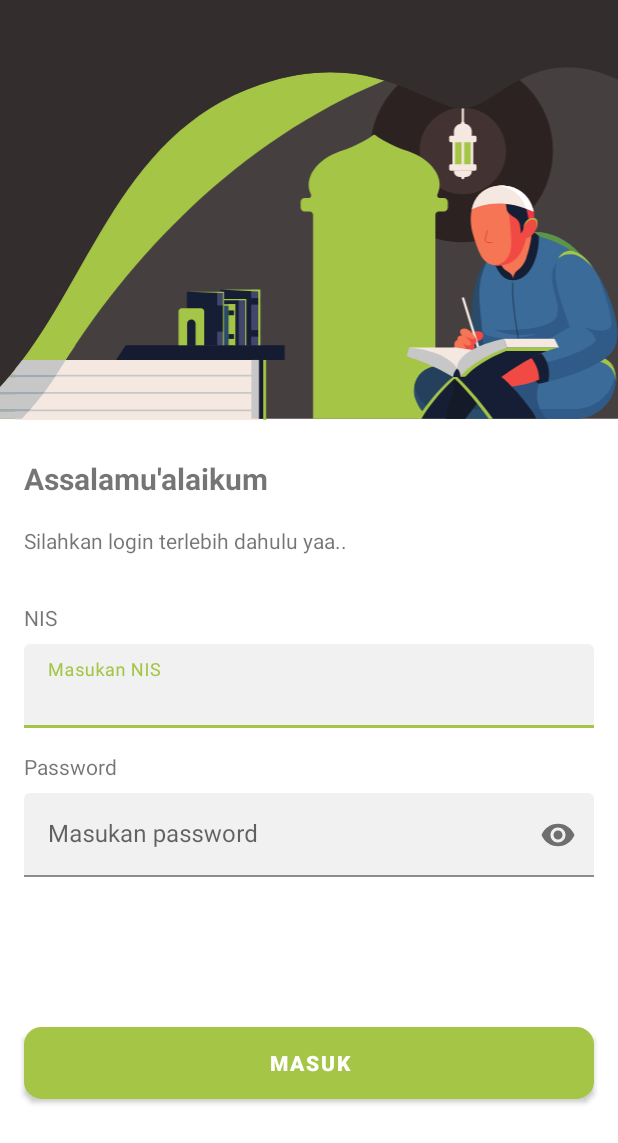
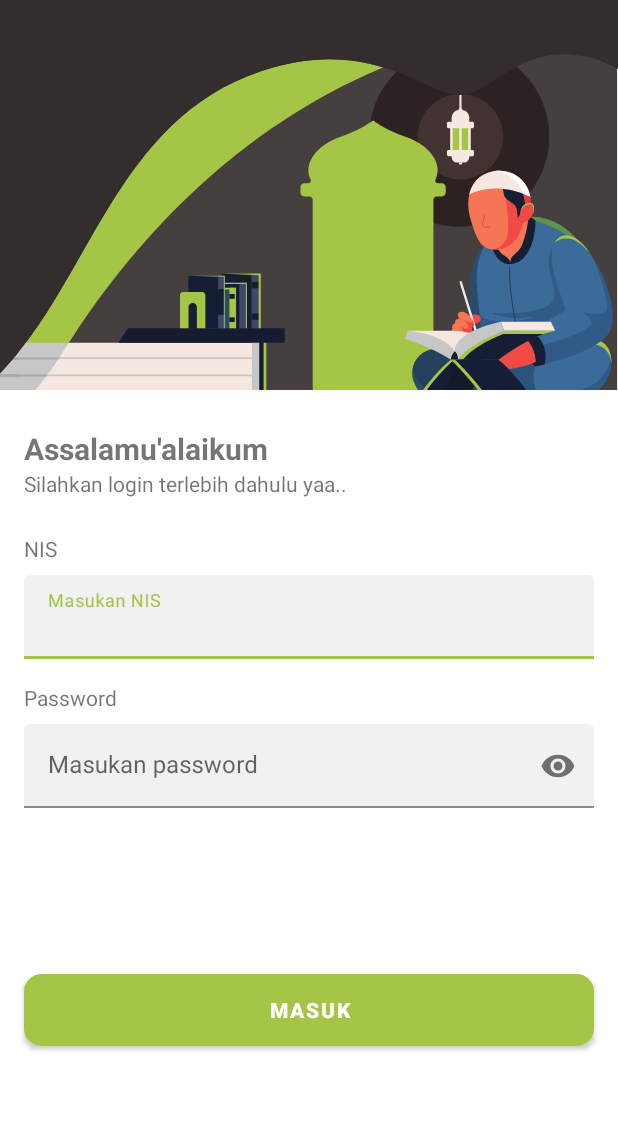
Before and after one commit to sandypriyatna/RQ-Connect, an Android app: the LoginActivity screen opened directly, with no data from a screen before it, on a phone screen of 412 x 824 dp. Shown: the top 1143 px of the screen. Run offline under Robolectric (Android 15) with nearby library versions, the phone set to English and light mode, and no system bars; our stand-ins replace data binding; libraries missing offline, so code that uses them is left out: org.kodein.di; 4 statements that could not run were skipped.

Commit message:
change activity login

```diff
--- a/app/src/main/res/layout/activity_login.xml
+++ b/app/src/main/res/layout/activity_login.xml
@@ -20,12 +20,13 @@
         <ImageView
             android:id="@+id/imageView2"
             android:layout_width="match_parent"
-            android:layout_height="280dp"
+            android:layout_height="260dp"
             android:scaleType="centerCrop"
             app:layout_constraintEnd_toEndOf="parent"
             app:layout_constraintStart_toStartOf="parent"
             app:layout_constraintTop_toTopOf="parent"
-            app:srcCompat="@drawable/ic_ilustrasi_login" />
+            app:srcCompat="@drawable/ic_ilustrasi_login"
+            tools:ignore="VectorDrawableCompat" />
 
         <TextView
             android:id="@+id/textView"
@@ -47,7 +48,7 @@
             android:layout_width="wrap_content"
             android:layout_height="wrap_content"
             android:layout_marginStart="16dp"
-            android:layout_marginTop="32dp"
+            android:layout_marginTop="24dp"
             android:text="NIS"
             app:layout_constraintEnd_toEndOf="parent"
             app:layout_constraintHorizontal_bias="0.0"
@@ -59,7 +60,6 @@
             android:layout_width="wrap_content"
             android:layout_height="wrap_content"
             android:layout_marginStart="16dp"
-            android:layout_marginTop="18dp"
             android:text="Silahkan login terlebih dahulu yaa.."
             app:layout_constraintEnd_toEndOf="parent"
             app:layout_constraintHorizontal_bias="0.0"
@@ -130,8 +130,8 @@
             android:id="@+id/materialButton"
             android:layout_width="match_parent"
             android:layout_height="wrap_content"
+            android:layout_marginTop="8dp"
             android:layout_marginStart="16dp"
-            android:layout_marginTop="32dp"
             android:layout_marginEnd="16dp"
             android:layout_marginBottom="24dp"
             android:background="@drawable/btn_round"
@@ -149,8 +149,8 @@
             android:id="@+id/progress_bar_login"
             android:layout_width="match_parent"
             android:layout_height="wrap_content"
+            android:layout_marginTop="8dp"
             android:layout_marginStart="16dp"
-            android:layout_marginTop="32dp"
             android:layout_marginEnd="16dp"
             android:layout_marginBottom="24dp"
             android:textStyle="bold"
```
